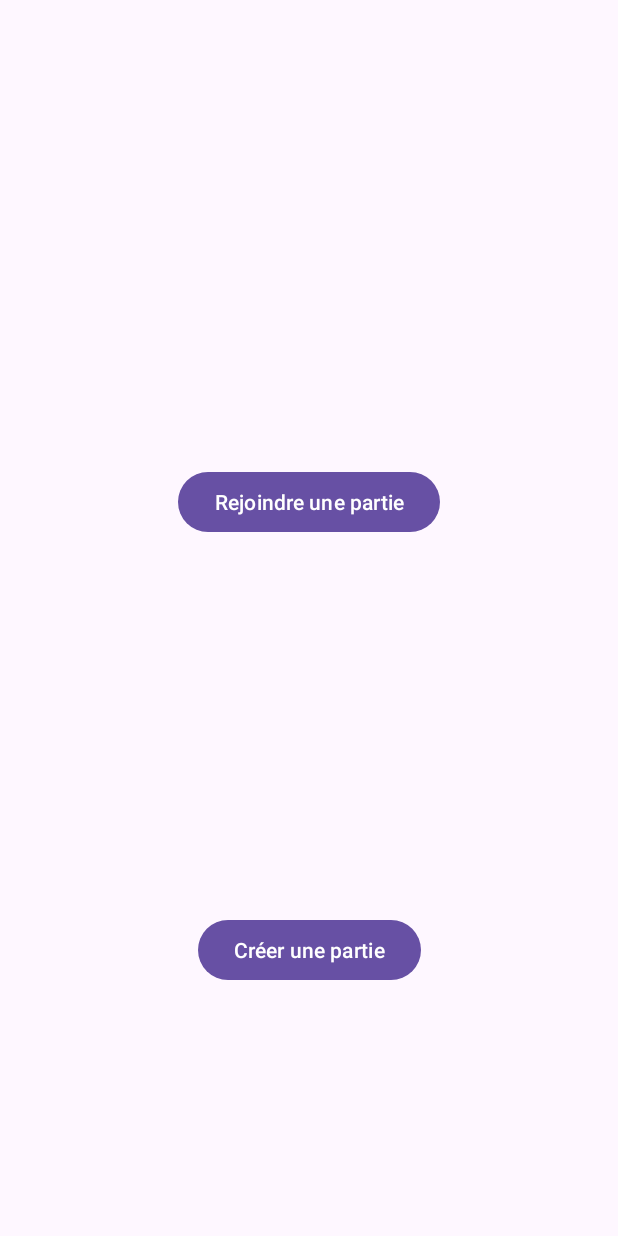
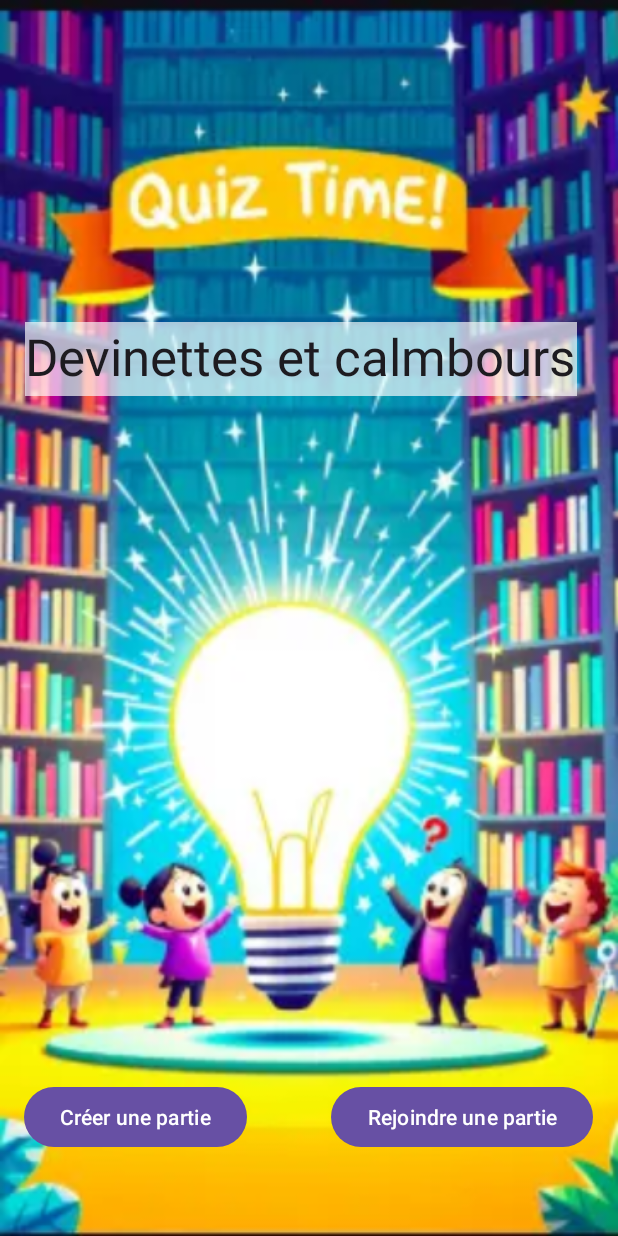
Before and after one commit to Leroideslicornes/Projet_android, an Android app: the screen it shows after launch (MainActivity), on a phone screen of 412 x 824 dp. Run offline under Robolectric (Android 15) with nearby library versions, the phone set to English and light mode, and no system bars.

```diff
--- a/app/src/main/res/layout/activity_main.xml
+++ b/app/src/main/res/layout/activity_main.xml
@@ -5,8 +5,14 @@
 		xmlns:tools="http://schemas.android.com/tools"
 		android:layout_width="match_parent"
 		android:layout_height="match_parent"
+		android:background="@drawable/fond_accueil" tools:ignore="ExtraText"><![CDATA[
                   tools:context=".MainActivity">
 
+
+
+
+
+	]]>
 	<Button
 			android:id="@+id/button_join_game"
 			android:layout_width="wrap_content"
@@ -16,8 +22,7 @@
 			app:layout_constraintEnd_toEndOf="parent"
 			app:layout_constraintStart_toStartOf="parent"
 			app:layout_constraintTop_toTopOf="parent"
-        app:layout_constraintVertical_bias="0.4" />
-
+			app:layout_constraintVertical_bias="0.929" app:layout_constraintHorizontal_bias="0.931"/>
 	<Button
 			android:id="@+id/button_create_game"
 			android:layout_width="wrap_content"
@@ -26,7 +31,17 @@
 			app:layout_constraintBottom_toBottomOf="parent"
 			app:layout_constraintEnd_toEndOf="parent"
 			app:layout_constraintStart_toStartOf="parent"
-        app:layout_constraintTop_toBottomOf="@id/button_join_game"
-        app:layout_constraintVertical_bias="0.6" />
+			app:layout_constraintVertical_bias="0.929" app:layout_constraintHorizontal_bias="0.061"
+			app:layout_constraintTop_toTopOf="parent"/>
+	<TextView
+			android:text="Devinettes et calmbours"
+			android:layout_width="368dp"
+			android:layout_height="49dp" android:id="@+id/textView2"
+			app:layout_constraintEnd_toEndOf="parent" app:layout_constraintStart_toStartOf="parent"
+			app:layout_constraintTop_toTopOf="parent" app:layout_constraintBottom_toBottomOf="parent"
+			app:layout_constraintHorizontal_bias="0.372" app:layout_constraintVertical_bias="0.277"
+			android:textAppearance="@style/TextAppearance.AppCompat.Body1" android:textColorLink="#634E9E"
+			android:fontFamily="sans-serif" android:textSize="34sp" android:background="@color/white"
+			android:backgroundTint="#A9FFFFFF"/>
 
 </androidx.constraintlayout.widget.ConstraintLayout>
--- a/app/src/main/res/layout/activity_question.xml
+++ b/app/src/main/res/layout/activity_question.xml
@@ -5,6 +5,7 @@
               android:layout_height="match_parent"
               android:orientation="vertical"
               android:padding="16dp">
+
 
 	<TextView
 			android:id="@+id/question_text"
@@ -15,7 +16,7 @@
 			tools:ignore="MissingConstraints"
 			app:layout_constraintTop_toTopOf="parent"
 			app:layout_constraintBottom_toBottomOf="parent" app:layout_constraintEnd_toEndOf="parent"
-			app:layout_constraintVertical_bias="0.386" app:layout_constraintStart_toStartOf="parent"
+			app:layout_constraintVertical_bias="0.207" app:layout_constraintStart_toStartOf="parent"
 	/>
 	<TextView
 			android:id="@+id/option1_text"
```
Also changed, not shown: app/src/main/res/drawable/fond_accueil.webp (added). Lines whose indentation alone changed are shown as unchanged.
